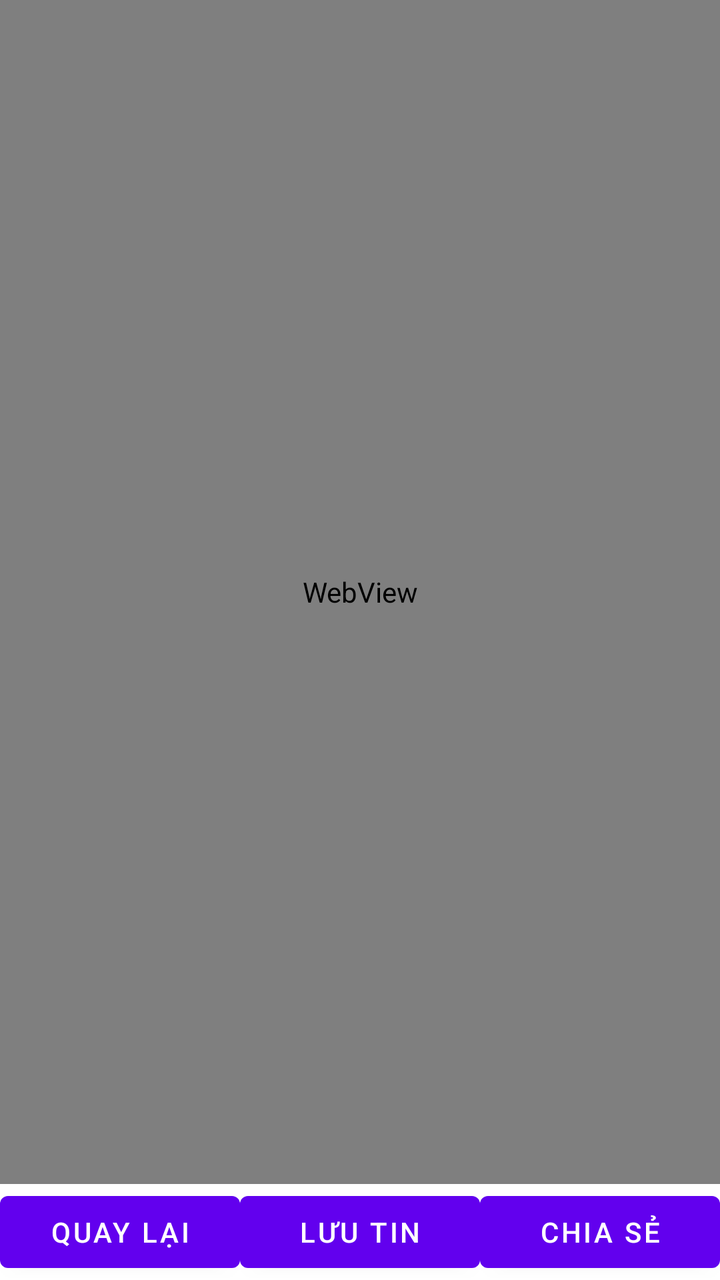
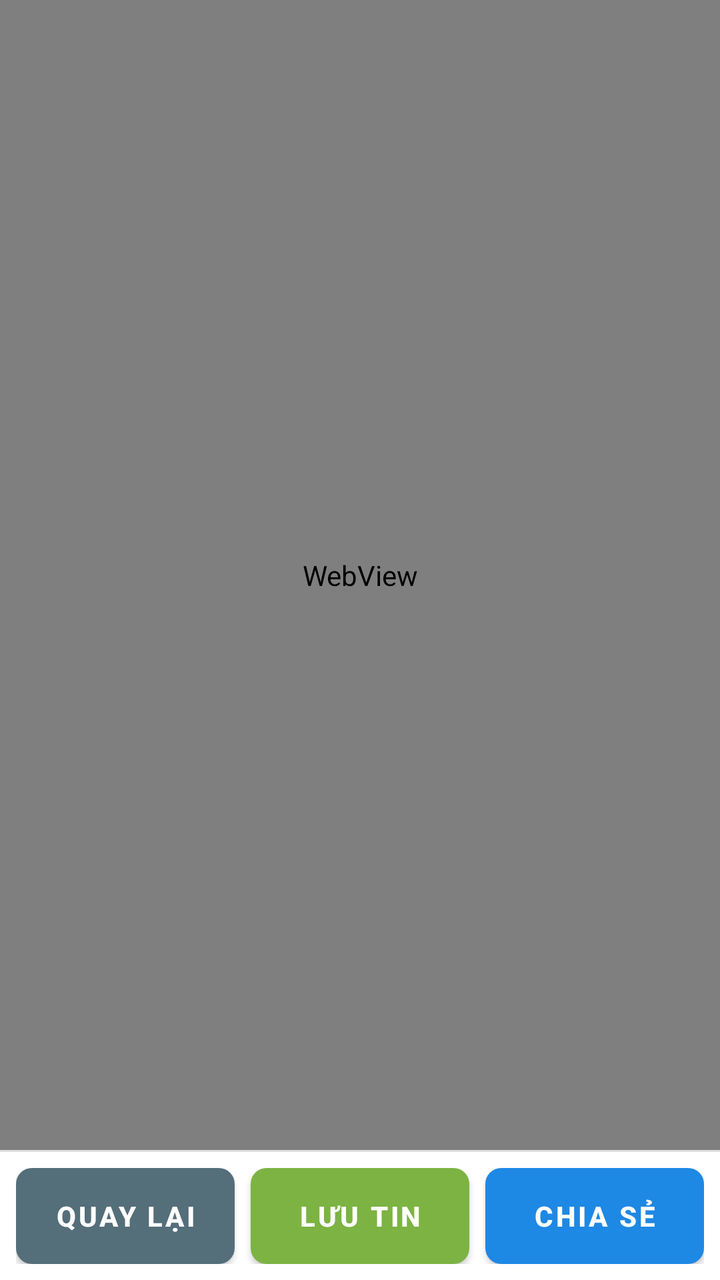

Before-and-after screenshots of an Android layout around one commit, followed by the original layout XML and the change that was made.
<!-- AndroidManifest.xml: application theme Theme.RssReaderApp -->
<!-- res/layout/activity_detail.xml -->
<?xml version="1.0" encoding="utf-8"?>
<LinearLayout xmlns:android="http://schemas.android.com/apk/res/android"
    android:layout_width="match_parent"
    android:layout_height="match_parent"
    android:orientation="vertical"
    android:fitsSystemWindows="true"> 

    
    <WebView
        android:id="@+id/webView"
        android:layout_width="match_parent"
        android:layout_height="0dp"
        android:layout_weight="1" />

    
    <LinearLayout
        android:layout_width="match_parent"
        android:layout_height="wrap_content"
        android:orientation="horizontal">

        <Button
            android:id="@+id/btnBack"
            android:layout_width="0dp"
            android:layout_height="wrap_content"
            android:layout_weight="1"
            android:text="QUAY LẠI" />

        <Button
            android:id="@+id/btnSave"
            android:layout_width="0dp"
            android:layout_height="wrap_content"
            android:layout_weight="1"
            android:text="LƯU TIN" />

        <Button
            android:id="@+id/btnShare"
            android:layout_width="0dp"
            android:layout_height="wrap_content"
            android:layout_weight="1"
            android:text="CHIA SẺ" />
    </LinearLayout>

</LinearLayout>
<!-- resources referenced by this layout -->
<resources>
  <style name="Theme.RssReaderApp" parent="Theme.MaterialComponents.DayNight.NoActionBar" />
</resources>

<!-- the commit's change to res/layout/activity_detail.xml (unified diff, before → after) -->
@@ -1,9 +1,22 @@
 <?xml version="1.0" encoding="utf-8"?>
 <LinearLayout xmlns:android="http://schemas.android.com/apk/res/android"
+    xmlns:app="http://schemas.android.com/apk/res-auto"
     android:layout_width="match_parent"
     android:layout_height="match_parent"
     android:orientation="vertical"
-    android:fitsSystemWindows="true"> 
+    android:background="@color/white"
+    android:fitsSystemWindows="true">
+
+    
+    <ProgressBar
+        android:id="@+id/progressBarDetail"
+        style="?android:attr/progressBarStyleHorizontal"
+        android:layout_width="match_parent"
+        android:layout_height="4dp"
+        android:indeterminate="false"
+        android:max="100"
+        android:progressDrawable="@android:drawable/progress_horizontal"
+        android:visibility="gone" />
 
     
     <WebView
@@ -13,31 +26,67 @@
         android:layout_weight="1" />
 
     
+    <View
+        android:layout_width="match_parent"
+        android:layout_height="1dp"
+        android:background="@color/divider_color" />
+
+    
     <LinearLayout
         android:layout_width="match_parent"
         android:layout_height="wrap_content"
-        android:orientation="horizontal">
+        android:orientation="horizontal"
+        android:padding="8dp"
+        android:background="@color/white">
 
-        <Button
+        <com.google.android.material.button.MaterialButton
             android:id="@+id/btnBack"
             android:layout_width="0dp"
-            android:layout_height="wrap_content"
+            android:layout_height="48dp"
             android:layout_weight="1"
-            android:text="QUAY LẠI" />
+            android:layout_marginEnd="4dp"
+            android:insetTop="0dp"
+            android:insetBottom="0dp"
+            android:text="@string/btn_back"
+            android:textColor="@color/white"
+            android:textSize="14sp"
+            android:textStyle="bold"
+            android:textAllCaps="true"
+            app:cornerRadius="8dp"
+            app:backgroundTint="@color/color_back" />
 
-        <Button
+        <com.google.android.material.button.MaterialButton
             android:id="@+id/btnSave"
             android:layout_width="0dp"
-            android:layout_height="wrap_content"
+            android:layout_height="48dp"
             android:layout_weight="1"
-            android:text="LƯU TIN" />
+            android:layout_marginStart="4dp"
+            android:layout_marginEnd="4dp"
+            android:insetTop="0dp"
+            android:insetBottom="0dp"
+            android:text="@string/btn_save"
+            android:textColor="@color/white"
+            android:textSize="14sp"
+            android:textStyle="bold"
+            android:textAllCaps="true"
+            app:cornerRadius="8dp"
+            app:backgroundTint="@color/primary_green" />
 
-        <Button
+        <com.google.android.material.button.MaterialButton
             android:id="@+id/btnShare"
             android:layout_width="0dp"
-            android:layout_height="wrap_content"
+            android:layout_height="48dp"
             android:layout_weight="1"
-            android:text="CHIA SẺ" />
+            android:layout_marginStart="4dp"
+            android:insetTop="0dp"
+            android:insetBottom="0dp"
+            android:text="@string/btn_share"
+            android:textColor="@color/white"
+            android:textSize="14sp"
+            android:textStyle="bold"
+            android:textAllCaps="true"
+            app:cornerRadius="8dp"
+            app:backgroundTint="@color/color_share" />
     </LinearLayout>
 
 </LinearLayout>
<!-- resource entries referenced after the edit -->
@@ -1,5 +1,13 @@
 <!-- resources referenced by this layout -->
 <resources>
+  <color name="color_back">#546E7A</color>
+  <color name="color_share">#1E88E5</color>
+  <color name="divider_color">#E0E0E0</color>
+  <color name="primary_green">#7CB342</color>
+  <color name="white">#FFFFFFFF</color>
+  <string name="btn_back">Quay lại</string>
+  <string name="btn_save">Lưu tin</string>
+  <string name="btn_share">Chia sẻ</string>
   <style name="Theme.RssReaderApp" parent="Theme.MaterialComponents.DayNight.NoActionBar" />
 </resources>
 
